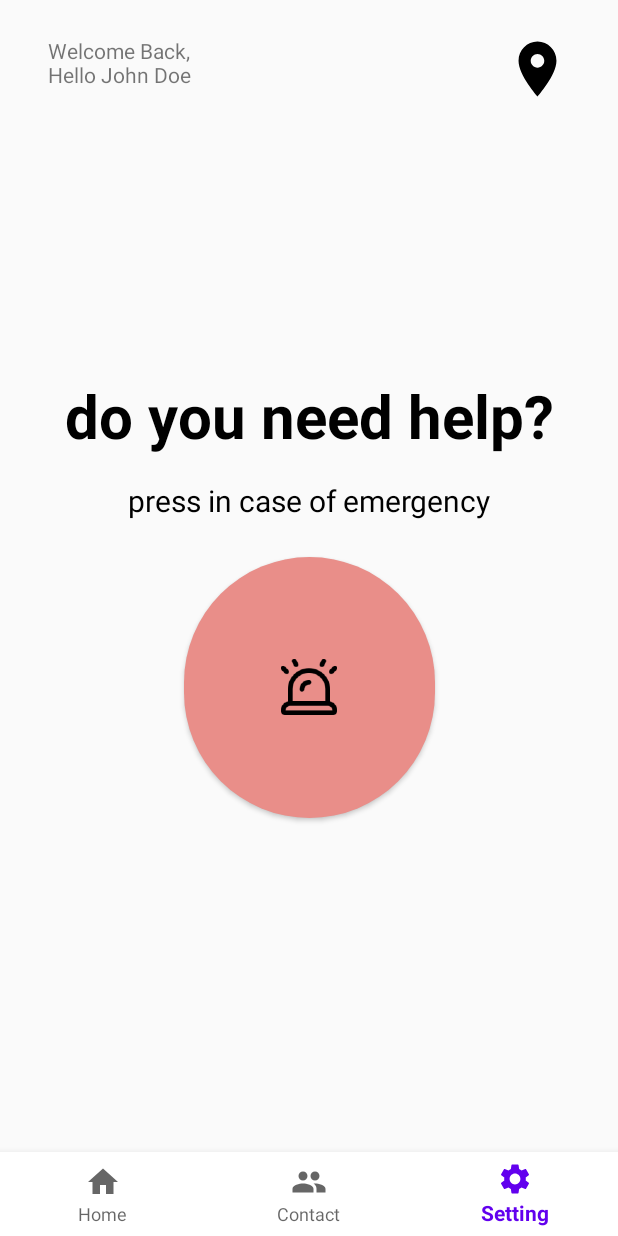
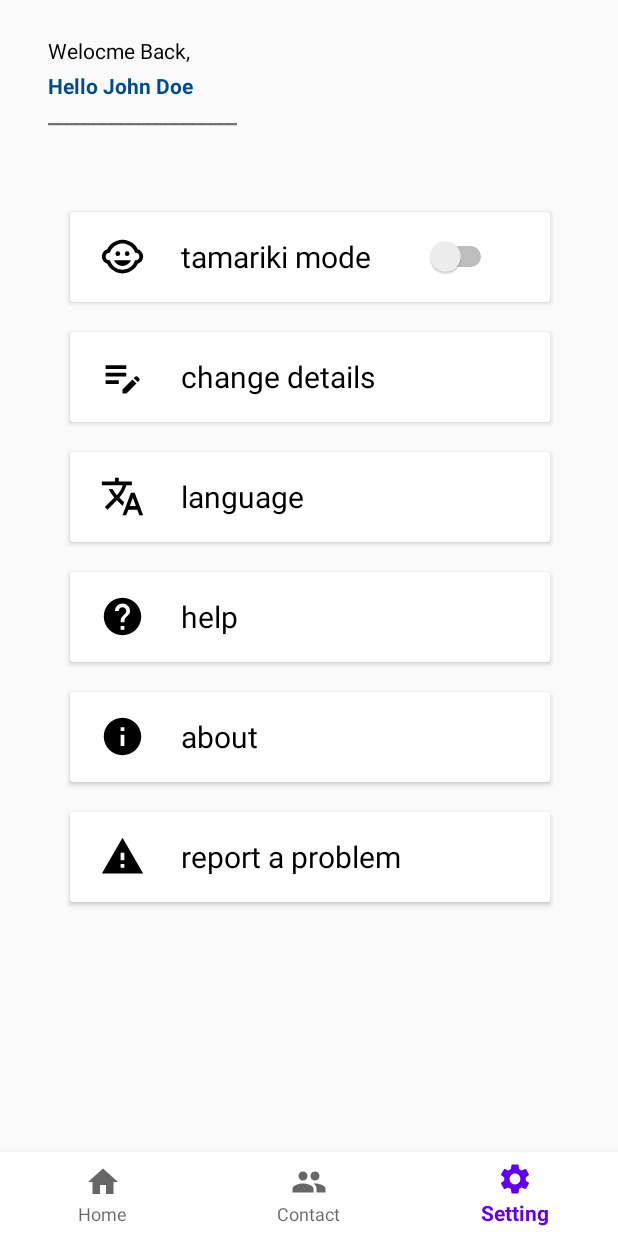
Before and after one commit to Bald-M/AWAI, an Android app: the screen it shows after launch (MainActivity), item 3 of the bottom bar chosen, on a phone screen of 412 x 824 dp. Run offline under Robolectric (Android 15) with nearby library versions, the phone set to English and light mode, and no system bars.

Commit message:
add setting fragment

```diff
--- a/app/src/main/java/com/example/awai/CallingFragment.kt
+++ b/app/src/main/java/com/example/awai/CallingFragment.kt
@@ -3,6 +3,7 @@ package com.example.awai
 import android.os.Bundle
 import android.os.CountDownTimer
 import android.view.View
+import android.widget.Button
 import android.widget.TextView
 import androidx.fragment.app.Fragment
 import androidx.navigation.fragment.findNavController
@@ -10,18 +11,27 @@ import androidx.navigation.fragment.findNavController
 class CallingFragment : Fragment(R.layout.fragment_calling) {
     // 3 sec = 3000
     private var countdownTime : Long = 3000
+    private var countdownTimer: CountDownTimer? = null
 
     override fun onViewCreated(view: View, savedInstanceState: Bundle?) {
         super.onViewCreated(view, savedInstanceState)
 
         var countdownTV = view.findViewById<TextView>(R.id.countdownTV)
+        var cancelBtn = view.findViewById<Button>(R.id.cancelBtn)
+
+        cancelBtn.setOnClickListener{
+            // When tap "I am safe button", countdown must be canceled
+            countdownTimer?.cancel()
+            findNavController().navigate(R.id.action_callingFragment_to_homeFragment)
+            // Need to fix when bot tab changed, countdown must be canceled as well
+        }
 
         startCountdown(countdownTV)
 
     }
 
     fun startCountdown(countdownTV: TextView) {
-        var countdownTimer = object : CountDownTimer(countdownTime, 1000) {
+        countdownTimer = object : CountDownTimer(countdownTime, 1000) {
             override fun onTick(millisUntilFinished : Long) {
                 val secondsRemaining = (millisUntilFinished / 1000).toInt()
                 countdownTV.text = secondsRemaining.toString()
@@ -32,7 +42,7 @@ class CallingFragment : Fragment(R.layout.fragment_calling) {
                  findNavController().navigate(R.id.action_callingFragment_to_notificationFragment)
             }
         }
-
+        // Start countdown
         countdownTimer?.start()
     }
 }
--- a/app/src/main/java/com/example/awai/MainActivity.kt
+++ b/app/src/main/java/com/example/awai/MainActivity.kt
@@ -2,11 +2,37 @@ package com.example.awai
 
 import androidx.appcompat.app.AppCompatActivity
 import android.os.Bundle
+import androidx.fragment.app.FragmentContainerView
+import androidx.navigation.findNavController
+import com.google.android.material.bottomnavigation.BottomNavigationView
 
 class MainActivity : AppCompatActivity() {
     override fun onCreate(savedInstanceState: Bundle?) {
         super.onCreate(savedInstanceState)
         setContentView(R.layout.activity_main)
 
+        val bottomNav = findViewById<BottomNavigationView>(R.id.bottom_nav_view)
+        val navHostFragment = findViewById<FragmentContainerView>(R.id.nav_host_fragment)
+
+        // switch tab
+        bottomNav.setOnItemSelectedListener {
+            item -> when(item.itemId) {
+
+                R.id.homeFragment -> {
+
+                    navHostFragment.findNavController().navigate(R.id.homeFragment)
+                    true
+                }
+
+                // Setting Fragment
+                R.id.settingFragment -> {
+                    navHostFragment.findNavController().navigate(R.id.settingFragment)
+                    true
+                }
+
+                else -> false
+
+            }
+        }
     }
 }
--- /dev/null
+++ b/app/src/main/java/com/example/awai/SettingFragment.kt
@@ -0,0 +1,11 @@
+package com.example.awai
+
+import android.os.Bundle
+import android.view.View
+import androidx.fragment.app.Fragment
+
+class SettingFragment : Fragment(R.layout.fragment_setting) {
+    override fun onViewCreated(view: View, savedInstanceState: Bundle?) {
+        super.onViewCreated(view, savedInstanceState)
+    }
+}
--- /dev/null
+++ b/app/src/main/res/drawable/ic_child.xml
@@ -0,0 +1,7 @@
+<vector android:height="24dp" android:tint="#000000"
+    android:viewportHeight="24" android:viewportWidth="24"
+    android:width="24dp" xmlns:android="http://schemas.android.com/apk/res/android">
+    <path android:fillColor="@android:color/white" android:pathData="M14.5,10.5m-1.25,0a1.25,1.25 0,1 1,2.5 0a1.25,1.25 0,1 1,-2.5 0"/>
+    <path android:fillColor="@android:color/white" android:pathData="M9.5,10.5m-1.25,0a1.25,1.25 0,1 1,2.5 0a1.25,1.25 0,1 1,-2.5 0"/>
+    <path android:fillColor="@android:color/white" android:pathData="M22.94,12.66c0.04,-0.21 0.06,-0.43 0.06,-0.66s-0.02,-0.45 -0.06,-0.66c-0.25,-1.51 -1.36,-2.74 -2.81,-3.17 -0.53,-1.12 -1.28,-2.1 -2.19,-2.91C16.36,3.85 14.28,3 12,3s-4.36,0.85 -5.94,2.26c-0.92,0.81 -1.67,1.8 -2.19,2.91 -1.45,0.43 -2.56,1.65 -2.81,3.17 -0.04,0.21 -0.06,0.43 -0.06,0.66s0.02,0.45 0.06,0.66c0.25,1.51 1.36,2.74 2.81,3.17 0.52,1.11 1.27,2.09 2.17,2.89C7.62,20.14 9.71,21 12,21s4.38,-0.86 5.97,-2.28c0.9,-0.8 1.65,-1.79 2.17,-2.89 1.44,-0.43 2.55,-1.65 2.8,-3.17zM19,14c-0.1,0 -0.19,-0.02 -0.29,-0.03 -0.2,0.67 -0.49,1.29 -0.86,1.86C16.6,17.74 14.45,19 12,19s-4.6,-1.26 -5.85,-3.17c-0.37,-0.57 -0.66,-1.19 -0.86,-1.86 -0.1,0.01 -0.19,0.03 -0.29,0.03 -1.1,0 -2,-0.9 -2,-2s0.9,-2 2,-2c0.1,0 0.19,0.02 0.29,0.03 0.2,-0.67 0.49,-1.29 0.86,-1.86C7.4,6.26 9.55,5 12,5s4.6,1.26 5.85,3.17c0.37,0.57 0.66,1.19 0.86,1.86 0.1,-0.01 0.19,-0.03 0.29,-0.03 1.1,0 2,0.9 2,2s-0.9,2 -2,2zM7.5,14c0.76,1.77 2.49,3 4.5,3s3.74,-1.23 4.5,-3h-9z"/>
+</vector>
--- /dev/null
+++ b/app/src/main/res/drawable/ic_edit_note.xml
@@ -0,0 +1,5 @@
+<vector android:height="24dp" android:tint="#000000"
+    android:viewportHeight="24" android:viewportWidth="24"
+    android:width="24dp" xmlns:android="http://schemas.android.com/apk/res/android">
+    <path android:fillColor="@android:color/white" android:pathData="M3,10h11v2H3V10zM3,8h11V6H3V8zM3,16h7v-2H3V16zM18.01,12.87l0.71,-0.71c0.39,-0.39 1.02,-0.39 1.41,0l0.71,0.71c0.39,0.39 0.39,1.02 0,1.41l-0.71,0.71L18.01,12.87zM17.3,13.58l-5.3,5.3V21h2.12l5.3,-5.3L17.3,13.58z"/>
+</vector>
--- /dev/null
+++ b/app/src/main/res/drawable/ic_help.xml
@@ -0,0 +1,5 @@
+<vector android:autoMirrored="true" android:height="24dp"
+    android:tint="#000000" android:viewportHeight="24"
+    android:viewportWidth="24" android:width="24dp" xmlns:android="http://schemas.android.com/apk/res/android">
+    <path android:fillColor="@android:color/white" android:pathData="M12,2C6.48,2 2,6.48 2,12s4.48,10 10,10 10,-4.48 10,-10S17.52,2 12,2zM13,19h-2v-2h2v2zM15.07,11.25l-0.9,0.92C13.45,12.9 13,13.5 13,15h-2v-0.5c0,-1.1 0.45,-2.1 1.17,-2.83l1.24,-1.26c0.37,-0.36 0.59,-0.86 0.59,-1.41 0,-1.1 -0.9,-2 -2,-2s-2,0.9 -2,2L8,9c0,-2.21 1.79,-4 4,-4s4,1.79 4,4c0,0.88 -0.36,1.68 -0.93,2.25z"/>
+</vector>
--- /dev/null
+++ b/app/src/main/res/drawable/ic_info.xml
@@ -0,0 +1,5 @@
+<vector android:height="24dp" android:tint="#000000"
+    android:viewportHeight="24" android:viewportWidth="24"
+    android:width="24dp" xmlns:android="http://schemas.android.com/apk/res/android">
+    <path android:fillColor="@android:color/white" android:pathData="M12,2C6.48,2 2,6.48 2,12s4.48,10 10,10 10,-4.48 10,-10S17.52,2 12,2zM13,17h-2v-6h2v6zM13,9h-2L11,7h2v2z"/>
+</vector>
--- /dev/null
+++ b/app/src/main/res/drawable/ic_language.xml
@@ -0,0 +1,5 @@
+<vector android:height="24dp" android:tint="#000000"
+    android:viewportHeight="24" android:viewportWidth="24"
+    android:width="24dp" xmlns:android="http://schemas.android.com/apk/res/android">
+    <path android:fillColor="@android:color/white" android:pathData="M12.87,15.07l-2.54,-2.51 0.03,-0.03c1.74,-1.94 2.98,-4.17 3.71,-6.53L17,6L17,4h-7L10,2L8,2v2L1,4v1.99h11.17C11.5,7.92 10.44,9.75 9,11.35 8.07,10.32 7.3,9.19 6.69,8h-2c0.73,1.63 1.73,3.17 2.98,4.56l-5.09,5.02L4,19l5,-5 3.11,3.11 0.76,-2.04zM18.5,10h-2L12,22h2l1.12,-3h4.75L21,22h2l-4.5,-12zM15.88,17l1.62,-4.33L19.12,17h-3.24z"/>
+</vector>
--- /dev/null
+++ b/app/src/main/res/drawable/ic_warning.xml
@@ -0,0 +1,5 @@
+<vector android:height="24dp" android:tint="#000000"
+    android:viewportHeight="24" android:viewportWidth="24"
+    android:width="24dp" xmlns:android="http://schemas.android.com/apk/res/android">
+    <path android:fillColor="@android:color/white" android:pathData="M1,21h22L12,2 1,21zM13,18h-2v-2h2v2zM13,14h-2v-4h2v4z"/>
+</vector>
--- a/app/src/main/res/layout/activity_main.xml
+++ b/app/src/main/res/layout/activity_main.xml
@@ -23,7 +23,7 @@
     <!-- Share components -->
     <!-- Bottom Nav Menu -->
     <com.google.android.material.bottomnavigation.BottomNavigationView
-        android:id="@+id/nav_view"
+        android:id="@+id/bottom_nav_view"
         android:layout_width="match_parent"
         android:layout_height="wrap_content"
         android:layout_gravity="start"
--- a/app/src/main/res/layout/fragment_home.xml
+++ b/app/src/main/res/layout/fragment_home.xml
@@ -9,15 +9,37 @@
     <!-- Top Left -->
     <!-- Need replace name to variable name -->
     <TextView
-        android:id="@+id/textView3"
-        android:layout_width="wrap_content"
-        android:layout_height="wrap_content"
-        android:layout_marginStart="32dp"
-        android:layout_marginTop="24dp"
-        android:text="Welcome Back, \nHello John Doe"
-        android:textSize="14sp"
-        app:layout_constraintStart_toStartOf="parent"
-        app:layout_constraintTop_toTopOf="parent" />
+            android:text="Welocme Back,"
+            android:textColor="@color/black"
+            android:layout_width="wrap_content"
+            android:layout_height="wrap_content"
+            android:id="@+id/textView9"
+            app:layout_constraintStart_toStartOf="parent"
+            app:layout_constraintTop_toTopOf="parent"
+            android:layout_marginTop="24dp"
+            android:layout_marginStart="32dp" />
+
+    <TextView
+            android:text="Hello John Doe"
+            android:textStyle="bold"
+            android:textColor="@color/blue"
+            android:layout_width="wrap_content"
+            android:layout_height="wrap_content"
+            android:id="@+id/textView10"
+            app:layout_constraintTop_toBottomOf="@+id/textView9"
+            app:layout_constraintStart_toStartOf="@+id/textView9"
+            android:layout_marginTop="4dp" />
+
+<!--    <TextView-->
+<!--        android:id="@+id/textView3"-->
+<!--        android:layout_width="wrap_content"-->
+<!--        android:layout_height="wrap_content"-->
+<!--        android:layout_marginStart="32dp"-->
+<!--        android:layout_marginTop="24dp"-->
+<!--        android:text="Welcome Back, \nHello John Doe"-->
+<!--        android:textSize="14sp"-->
+<!--        app:layout_constraintStart_toStartOf="parent"-->
+<!--        app:layout_constraintTop_toTopOf="parent" />-->
 
     <!-- Top Right -->
     <Button
--- /dev/null
+++ b/app/src/main/res/layout/fragment_setting.xml
@@ -0,0 +1,265 @@
+<?xml version="1.0" encoding="utf-8"?>
+<androidx.constraintlayout.widget.ConstraintLayout xmlns:android="http://schemas.android.com/apk/res/android"
+        xmlns:app="http://schemas.android.com/apk/res-auto"
+        xmlns:tools="http://schemas.android.com/tools"
+        android:layout_width="match_parent"
+        android:layout_height="match_parent">
+
+    <androidx.cardview.widget.CardView
+            android:layout_width="320dp"
+            android:layout_height="60dp"
+            app:layout_constraintEnd_toEndOf="parent"
+            app:layout_constraintStart_toStartOf="parent"
+            app:layout_constraintBottom_toBottomOf="parent"
+            app:layout_constraintTop_toTopOf="parent"
+            app:layout_constraintHorizontal_bias="0.505"
+            app:layout_constraintVertical_bias="0.2"
+            android:id="@+id/cardView">
+
+        <LinearLayout
+                android:layout_width="wrap_content"
+                android:layout_height="wrap_content"
+                android:layout_gravity="center_vertical"
+                android:layout_marginLeft="20dp">
+
+            <ImageView
+                    android:layout_gravity="center"
+                    android:layout_width="30dp"
+                    android:layout_height="30dp"
+                    android:layout_marginEnd="24dp"
+                    android:src="@drawable/ic_child" />
+
+            <TextView
+                    android:layout_width="wrap_content"
+                    android:layout_height="wrap_content"
+                    android:layout_gravity="center"
+                    android:text="tamariki mode"
+                    android:textColor="@color/black"
+                    android:layout_marginEnd="36dp"
+                    android:textSize="20sp" />
+
+            <Switch
+                    android:layout_gravity="center"
+                    android:layout_width="wrap_content"
+                    android:layout_height="wrap_content"
+                    android:id="@+id/switch1"
+                    tools:layout_editor_absoluteY="469dp"
+                    tools:layout_editor_absoluteX="156dp" />
+
+        </LinearLayout>
+
+    </androidx.cardview.widget.CardView>
+
+    <androidx.cardview.widget.CardView
+            android:layout_width="320dp"
+            android:layout_height="60dp"
+            app:layout_constraintEnd_toEndOf="@+id/cardView"
+            app:layout_constraintStart_toStartOf="@+id/cardView"
+            app:layout_constraintHorizontal_bias="0.0"
+            android:layout_marginTop="20dp"
+            app:layout_constraintTop_toBottomOf="@+id/cardView"
+            android:id="@+id/cardView2">
+
+        <LinearLayout
+                android:layout_width="wrap_content"
+                android:layout_height="wrap_content"
+                android:layout_gravity="center_vertical"
+                android:layout_marginLeft="20dp">
+
+            <ImageView
+                    android:layout_gravity="center"
+                    android:layout_width="30dp"
+                    android:layout_height="30dp"
+                    android:layout_marginEnd="24dp"
+                    android:src="@drawable/ic_edit_note" />
+
+            <TextView
+                    android:layout_width="wrap_content"
+                    android:layout_height="wrap_content"
+                    android:layout_gravity="center"
+                    android:text="change details"
+                    android:textColor="@color/black"
+                    android:layout_marginEnd="36dp"
+                    android:textSize="20sp" />
+
+        </LinearLayout>
+
+    </androidx.cardview.widget.CardView>
+
+    <androidx.cardview.widget.CardView
+            android:layout_width="320dp"
+            android:layout_height="60dp"
+            app:layout_constraintEnd_toEndOf="@+id/cardView2"
+            app:layout_constraintStart_toStartOf="@+id/cardView2"
+            app:layout_constraintHorizontal_bias="0.0"
+            android:layout_marginTop="20dp"
+            app:layout_constraintTop_toBottomOf="@+id/cardView2"
+            android:id="@+id/cardView3">
+
+        <LinearLayout
+                android:layout_width="wrap_content"
+                android:layout_height="wrap_content"
+                android:layout_gravity="center_vertical"
+                android:layout_marginLeft="20dp">
+
+            <ImageView
+                    android:layout_gravity="center"
+                    android:layout_width="30dp"
+                    android:layout_height="30dp"
+                    android:layout_marginEnd="24dp"
+                    android:src="@drawable/ic_language" />
+
+            <TextView
+                    android:layout_width="wrap_content"
+                    android:layout_height="wrap_content"
+                    android:layout_gravity="center"
+                    android:text="language"
+                    android:textColor="@color/black"
+                    android:layout_marginEnd="36dp"
+                    android:textSize="20sp" />
+
+        </LinearLayout>
+
+    </androidx.cardview.widget.CardView>
+
+
+    <androidx.cardview.widget.CardView
+            android:layout_width="320dp"
+            android:layout_height="60dp"
+            app:layout_constraintEnd_toEndOf="@+id/cardView3"
+            app:layout_constraintStart_toStartOf="@+id/cardView3"
+            app:layout_constraintHorizontal_bias="0.0"
+            android:layout_marginTop="20dp"
+            app:layout_constraintTop_toBottomOf="@+id/cardView3"
+            android:id="@+id/cardView4">
+
+        <LinearLayout
+                android:layout_width="wrap_content"
+                android:layout_height="wrap_content"
+                android:layout_gravity="center_vertical"
+                android:layout_marginLeft="20dp">
+
+            <ImageView
+                    android:layout_gravity="center"
+                    android:layout_width="30dp"
+                    android:layout_height="30dp"
+                    android:layout_marginEnd="24dp"
+                    android:src="@drawable/ic_help" />
+
+            <TextView
+                    android:layout_width="wrap_content"
+                    android:layout_height="wrap_content"
+                    android:layout_gravity="center"
+                    android:text="help"
+                    android:textColor="@color/black"
+                    android:layout_marginEnd="36dp"
+                    android:textSize="20sp" />
+
+        </LinearLayout>
+
+    </androidx.cardview.widget.CardView>
+
+    <androidx.cardview.widget.CardView
+            android:layout_width="320dp"
+            android:layout_height="60dp"
+            app:layout_constraintEnd_toEndOf="@+id/cardView4"
+            app:layout_constraintStart_toStartOf="@+id/cardView4"
+            app:layout_constraintHorizontal_bias="0.0"
+            android:layout_marginTop="20dp"
+            app:layout_constraintTop_toBottomOf="@+id/cardView4"
+            android:id="@+id/cardView5">
+
+        <LinearLayout
+                android:layout_width="wrap_content"
+                android:layout_height="wrap_content"
+                android:layout_gravity="center_vertical"
+                android:layout_marginLeft="20dp">
+
+            <ImageView
+                    android:layout_gravity="center"
+                    android:layout_width="30dp"
+                    android:layout_height="30dp"
+                    android:layout_marginEnd="24dp"
+                    android:src="@drawable/ic_info" />
+
+            <TextView
+                    android:layout_width="wrap_content"
+                    android:layout_height="wrap_content"
+                    android:layout_gravity="center"
+                    android:text="about"
+                    android:textColor="@color/black"
+                    android:layout_marginEnd="36dp"
+                    android:textSize="20sp" />
+
+        </LinearLayout>
+
+    </androidx.cardview.widget.CardView>
+
+    <androidx.cardview.widget.CardView
+            android:layout_width="320dp"
+            android:layout_height="60dp"
+            app:layout_constraintEnd_toEndOf="@+id/cardView5"
+            app:layout_constraintStart_toStartOf="@+id/cardView5"
+            app:layout_constraintHorizontal_bias="0.0"
+            android:layout_marginTop="20dp"
+            app:layout_constraintTop_toBottomOf="@+id/cardView5">
+
+        <LinearLayout
+                android:layout_width="wrap_content"
+                android:layout_height="wrap_content"
+                android:layout_gravity="center_vertical"
+                android:layout_marginLeft="20dp">
+
+            <ImageView
+                    android:layout_gravity="center"
+                    android:layout_width="30dp"
+                    android:layout_height="30dp"
+                    android:layout_marginEnd="24dp"
+                    android:src="@drawable/ic_warning" />
+
+            <TextView
+                    android:layout_width="wrap_content"
+                    android:layout_height="wrap_content"
+                    android:layout_gravity="center"
+                    android:text="report a problem"
+                    android:textColor="@color/black"
+                    android:layout_marginEnd="36dp"
+                    android:textSize="20sp" />
+
+        </LinearLayout>
+
+    </androidx.cardview.widget.CardView>
+
+    <TextView
+            android:text="Welocme Back,"
+            android:textColor="@color/black"
+            android:layout_width="wrap_content"
+            android:layout_height="wrap_content"
+            android:id="@+id/textView9"
+            app:layout_constraintStart_toStartOf="parent"
+            app:layout_constraintTop_toTopOf="parent"
+            android:layout_marginTop="24dp"
+            android:layout_marginStart="32dp" />
+
+    <TextView
+            android:text="Hello John Doe"
+            android:textStyle="bold"
+            android:textColor="@color/blue"
+            android:layout_width="wrap_content"
+            android:layout_height="wrap_content"
+            android:id="@+id/textView10"
+            app:layout_constraintTop_toBottomOf="@+id/textView9"
+            app:layout_constraintStart_toStartOf="@+id/textView9"
+            android:layout_marginTop="4dp" />
+
+    <TextView
+            android:text="_____________________"
+            android:textStyle="bold"
+            android:layout_width="wrap_content"
+            android:layout_height="wrap_content"
+            android:id="@+id/textView11"
+            app:layout_constraintTop_toBottomOf="@+id/textView10"
+            app:layout_constraintStart_toStartOf="@+id/textView10" />
+
+
+</androidx.constraintlayout.widget.ConstraintLayout>
--- a/app/src/main/res/navigation/nav_graph.xml
+++ b/app/src/main/res/navigation/nav_graph.xml
@@ -14,6 +14,9 @@
         <action
             android:id="@+id/action_homeFragment_to_confirmationFragment"
             app:destination="@id/confirmationFragment" />
+        <action
+                android:id="@+id/action_homeFragment_to_settingFragment"
+                app:destination="@id/settingFragment" />
     </fragment>
     <fragment
         android:id="@+id/confirmationFragment"
@@ -47,6 +50,9 @@
         <action
                 android:id="@+id/action_callingFragment_to_notificationFragment"
                 app:destination="@id/notificationFragment" />
+        <action
+                android:id="@+id/action_callingFragment_to_homeFragment"
+                app:destination="@id/homeFragment" />
     </fragment>
     <fragment
             android:id="@+id/notificationFragment"
@@ -54,4 +60,10 @@
             android:label="NotificationFragment"
             tools:layout="@layout/fragment_notification"
             />
+    <fragment
+            android:id="@+id/settingFragment"
+            android:name="com.example.awai.SettingFragment"
+            android:label="SettingFragment"
+            tools:layout="@layout/fragment_setting"
+            />
 </navigation>
--- a/app/src/main/res/values/colors.xml
+++ b/app/src/main/res/values/colors.xml
@@ -10,4 +10,5 @@
     <color name="light_blue">#8992E9</color>
     <color name="salmon_pink">#E98E89</color>
     <color name="periwinkle">#DBDDF4</color>
+    <color name="blue">#004B8D</color>
 </resources>
```
